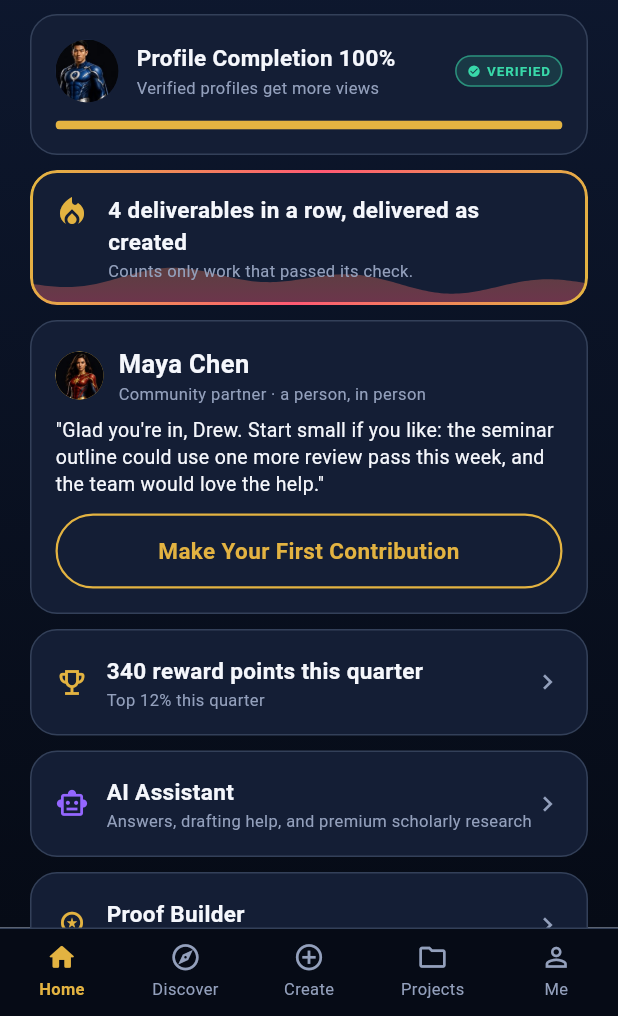
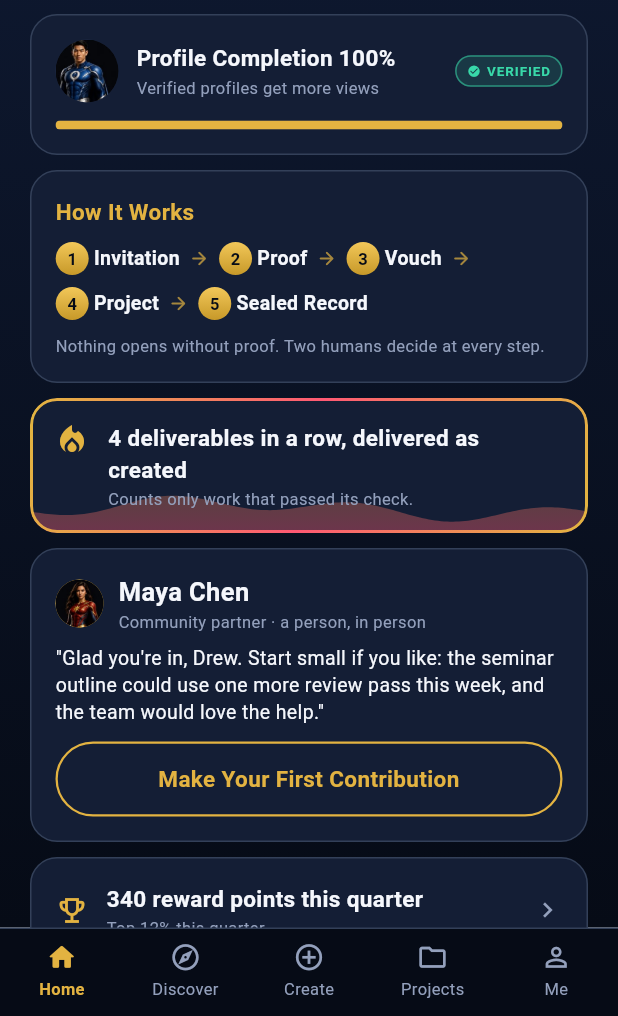
Before and after one commit to DrewCisco16/forge-talent-connections, a Flutter app: the B1Dashboard screen opened by its route, on a phone screen of 412 x 824 dp, the part 220-1236 px from its top. Run offline on Flutter 3.47's test engine with Material 3 defaults, Android fonts, the phone set to English and light mode, and no system bars; our stand-ins replace flutter_riverpod, go_router, video_player; Roboto replaces fonts that are missing (Arial); project files that could hold a hidden picture were left out.

Commit message:
feat: critical thinking round - the core loop, AI output review, and a page that shows without linking
Four frameworks run against the product (First Principles, AI-CRITIQUE,
the Junior Intern Model, Paul-Elder), recorded in
docs/CRITICAL_THINKING_REVIEW_2026-09-29.md, with the findings acted on:

- CoreLoopStrip: the product reduced to what must be true, five steps
  (Invitation, Proof, Vouch, Project, Sealed Record) under the two-human
  rule, on the Mission screen and the dashboard. Wraps as text at large
  sizes instead of clipping.
- AiOutputReview: the eight-line "Before You Use This" card on every AI
  surface (match suggestion, assistant, Talent Signature) so the check
  travels with the output. Badge letters keep their size; the copy scales.
- The assistant asks for a brief the way a good manager would: goal,
  audience, format.
- Landing page: no link, address, or mention of the demonstration
  application, per the owner's intellectual property concern. The door is
  Request Consideration; the video keeps one relative source.
- Widget Gallery sections and tests for both widgets, including a 2.0x
  text scale reflow check. 495 tests pass; analyzer and format clean.

Co-Authored-By: Claude Fable 5.1 <noreply@anthropic.com>
Claude-Session: https://claude.ai/code/session_012PX7zNEHgTtrYdjiWdwYg1

```diff
--- a/lib/features/core/b1_dashboard.dart
+++ b/lib/features/core/b1_dashboard.dart
@@ -13,6 +13,7 @@ import "../../widgets/hero_band.dart";
 import "../../widgets/phone_scaffold.dart";
 import "../../widgets/section_label.dart";
 import "../../widgets/status_chip.dart";
+import "../../widgets/core_loop_strip.dart";
 
 /// B1 Home dashboard.
 class B1Dashboard extends ConsumerWidget {
@@ -120,6 +121,8 @@ class B1Dashboard extends ConsumerWidget {
               ],
             ),
           ),
+          const SizedBox(height: ForgeSpacing.gapCard),
+          const CoreLoopStrip(),
           const SizedBox(height: ForgeSpacing.gapCard),
           // Recognition runs on verified events only: the ladder counts what
           // passed a check, and the streak counts kept commitments - never
--- a/lib/features/core/b6_ai_match.dart
+++ b/lib/features/core/b6_ai_match.dart
@@ -13,6 +13,7 @@ import "../../widgets/gold_button.dart";
 import "../../widgets/phone_scaffold.dart";
 import "../../widgets/score_ring.dart";
 import "../../widgets/section_label.dart";
+import "../../widgets/ai_output_review.dart";
 
 /// B6 AI match, where a person decides.
 ///
@@ -165,6 +166,8 @@ class _B6AiMatchState extends ConsumerState<B6AiMatch> {
               body: "It cannot accept, reject, pay, or publish anything. Suggestions never change your record. Only verified actions by people do.",
             ),
             const SizedBox(height: ForgeSpacing.gapSection),
+            const AiOutputReview(subject: "this suggestion"),
+            const SizedBox(height: ForgeSpacing.gapSection),
             Row(
               children: <Widget>[
                 Expanded(
--- a/lib/features/core/talent_signature.dart
+++ b/lib/features/core/talent_signature.dart
@@ -10,6 +10,7 @@ import "../../widgets/hero_band.dart";
 import "../../widgets/phone_scaffold.dart";
 import "../../widgets/section_label.dart";
 import "../../widgets/status_chip.dart";
+import "../../widgets/ai_output_review.dart";
 
 /// The Talent Signature: strengths drawn only from the verified record.
 ///
@@ -133,6 +134,8 @@ class TalentSignatureScreen extends ConsumerWidget {
             ),
           ),
           const SizedBox(height: ForgeSpacing.gapSection),
+          const AiOutputReview(subject: "this signature"),
+          const SizedBox(height: ForgeSpacing.gapSection),
           Text(
             "In this demo the signature is a labelled sample assembled by "
             "hand from the demo's own records. Within the year, in "
--- a/lib/features/onboarding/mission.dart
+++ b/lib/features/onboarding/mission.dart
@@ -9,6 +9,7 @@ import "../../widgets/gold_button.dart";
 import "../../widgets/operator_footer.dart";
 import "../../widgets/phone_scaffold.dart";
 import "../../widgets/section_label.dart";
+import "../../widgets/core_loop_strip.dart";
 
 /// The Mission and Purpose statement.
 ///
@@ -80,6 +81,8 @@ class MissionScreen extends StatelessWidget {
               "vouched for by people who put their own names behind it.",
             ),
           ),
+          const SizedBox(height: ForgeSpacing.gapCard),
+          const CoreLoopStrip(),
           const SizedBox(height: ForgeSpacing.gapSection),
           const SectionLabel("What this is"),
           const SizedBox(height: 6),
--- /dev/null
+++ b/lib/widgets/core_loop_strip.dart
@@ -0,0 +1,127 @@
+import "package:flutter/material.dart";
+
+import "../theme/forge_theme.dart";
+import "../theme/tokens.dart";
+import "section_label.dart";
+
+/// The product reduced to what must be true: five steps, in order, with the
+/// two-human rule underneath. Shown where a person first needs the whole
+/// shape of the thing (the Mission screen and the dashboard) so no feature
+/// is ever met without knowing which step it serves.
+class CoreLoopStrip extends StatelessWidget {
+  const CoreLoopStrip({super.key});
+
+  static const List<String> steps = <String>[
+    "Invitation",
+    "Proof",
+    "Vouch",
+    "Project",
+    "Sealed Record",
+  ];
+
+  @override
+  Widget build(BuildContext context) {
+    final ForgeTheme forge = ForgeTheme.of(context);
+    return ForgeCard(
+      child: Column(
+        crossAxisAlignment: CrossAxisAlignment.stretch,
+        children: <Widget>[
+          Text(
+            "How It Works",
+            style: TextStyle(
+              fontFamily: ForgeType.bodyFamily,
+              fontSize: ForgeType.cardTitle,
+              fontWeight: FontWeight.w700,
+              color: forge.gold,
+            ),
+          ),
+          const SizedBox(height: 10),
+          // Wrap, not Row: at large text sizes the five steps flow onto a
+          // second line instead of clipping.
+          Wrap(
+            spacing: 6,
+            runSpacing: 8,
+            crossAxisAlignment: WrapCrossAlignment.center,
+            children: <Widget>[
+              for (int i = 0; i < steps.length; i++) ...<Widget>[
+                _Step(number: i + 1, label: steps[i]),
+                if (i < steps.length - 1)
+                  ExcludeSemantics(
+                    child: Icon(
+                      Icons.arrow_forward_rounded,
+                      size: 14,
+                      color: forge.gold.withValues(alpha: 0.7),
+                    ),
+                  ),
+              ],
+            ],
+          ),
+          const SizedBox(height: 10),
+          Text(
+            "Nothing opens without proof. Two humans decide at every step.",
+            style: TextStyle(
+              fontFamily: ForgeType.bodyFamily,
+              fontSize: ForgeType.caption,
+              height: 1.4,
+              color: forge.textSub,
+            ),
+          ),
+        ],
+      ),
+    );
+  }
+}
+
+class _Step extends StatelessWidget {
+  const _Step({required this.number, required this.label});
+
+  final int number;
+  final String label;
+
+  @override
+  Widget build(BuildContext context) {
+    final ForgeTheme forge = ForgeTheme.of(context);
+    // A rich text, not a Row: inside the Wrap the label can break across
+    // lines at large text sizes instead of pushing past the card's edge.
+    return Text.rich(
+      TextSpan(
+        children: <InlineSpan>[
+          WidgetSpan(
+            alignment: PlaceholderAlignment.middle,
+            child: Container(
+              width: 22,
+              height: 22,
+              alignment: Alignment.center,
+              decoration: const BoxDecoration(
+                shape: BoxShape.circle,
+                gradient: LinearGradient(
+                  begin: Alignment.topCenter,
+                  end: Alignment.bottomCenter,
+                  colors: ForgeColors.goldGradient,
+                ),
+              ),
+              // The badge keeps its size; the label beside it scales.
+              child: Text(
+                "$number",
+                textScaler: TextScaler.noScaling,
+                style: const TextStyle(
+                  fontFamily: ForgeType.bodyFamily,
+                  fontSize: ForgeType.caption,
+                  fontWeight: FontWeight.w700,
+                  color: ForgeColors.navyDeep,
+                ),
+              ),
+            ),
+          ),
+          TextSpan(text: " $label"),
+        ],
+      ),
+      style: TextStyle(
+        fontFamily: ForgeType.bodyFamily,
+        fontSize: ForgeType.body,
+        fontWeight: FontWeight.w600,
+        color: forge.text,
+      ),
+    );
+  }
+}
```
Also changed, not shown: lib/app/widget_gallery.dart (+8 -0 lines), lib/features/core/ai_assistant.dart (+9 -1 lines), lib/widgets/ai_output_review.dart (added, +123 -0 lines), 7 other files.
